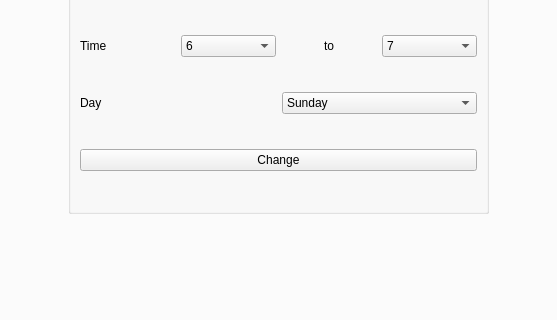
The window that bms/mainwindow.ui (MythicSTR/bms-project) describes before a commit, drawn with Qt 5; both pictures show x 148 to 705 and y 193 to 513 of the 1035 by 744 pixel window.
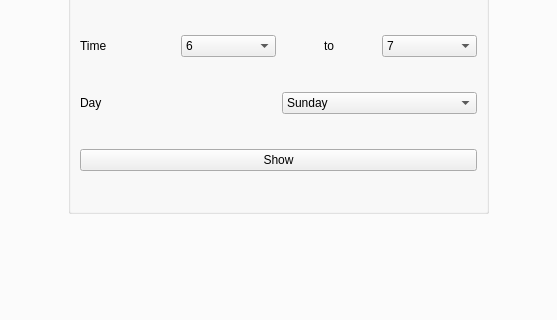
The same window after the commit. The open tabs and pages were chosen to show the change.

Commit message: changed cs change button to show button

Diff of the .ui file:
```diff
--- a/bms/mainwindow.ui
+++ b/bms/mainwindow.ui
@@ -1425,7 +1425,7 @@
              <item>
               <widget class="QPushButton" name="cs_change">
                <property name="text">
-                <string>Change</string>
+                <string>Show</string>
                </property>
               </widget>
              </item>
```
Left out of the diff: 4 changed lines with no effect on the pictures.
